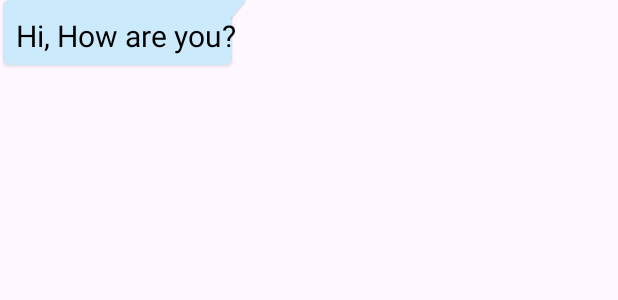
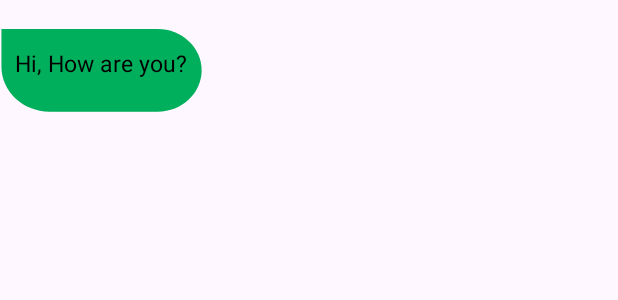
Before and after one commit to Fciccare/Multi-Chat-LSO, an Android app: the layout message_layout.xml on its own in the app's theme, with its tools: preview values and no code run, on a phone screen of 412 x 824 dp. Shown: the top 300 px of the screen. Run offline under Robolectric (Android 15) with nearby library versions, the phone set to English and light mode, and no system bars.

Commit message:
More improvment of chat

```diff
--- /dev/null
+++ b/Client-Android/app/src/main/res/drawable/bubble_left.xml
@@ -0,0 +1,9 @@
+<vector xmlns:android="http://schemas.android.com/apk/res/android"
+    android:width="126dp"
+    android:height="65dp"
+    android:viewportWidth="126"
+    android:viewportHeight="65">
+  <path
+      android:pathData="M0.88,3.27H98.31C113.48,3.27 125.78,15.57 125.78,30.74V30.74C125.78,45.91 113.48,58.21 98.31,58.21H30.82C14.29,58.21 0.88,44.8 0.88,28.27V3.27Z"
+      android:fillColor="#00AF5B"/>
+</vector>
--- a/Client-Android/app/src/main/res/drawable/incoming_message_bubble.xml
+++ b/Client-Android/app/src/main/res/drawable/incoming_message_bubble.xml
@@ -93,13 +93,13 @@
             android:toDegrees="0">
             <shape android:shape="rectangle">
                 <corners android:radius="4dp"/>
-                <solid android:color="@color/purple_200" />
+                <solid android:color="#2196F3" />
             </shape>
         </rotate>
     </item>
     <item android:left="8dp">
         <shape android:shape="rectangle">
-            <solid android:color="@color/purple_200" />
+            <solid android:color="#2196F3" />
             <corners android:radius="8dp" />
         </shape>
     </item>
--- a/Client-Android/app/src/main/res/drawable/outgoing_message_bubble.xml
+++ b/Client-Android/app/src/main/res/drawable/outgoing_message_bubble.xml
@@ -1,34 +1,5 @@
 <?xml version="1.0" encoding="utf-8"?>
 <layer-list xmlns:android="http://schemas.android.com/apk/res/android">
-
-    <!--Shadow Layer-->
-
-    <item>
-        <rotate
-            android:fromDegrees="40"
-            android:pivotX="100%"
-            android:pivotY="0%"
-            android:toDegrees="0">
-            <shape android:shape="rectangle">
-                <corners android:radius="4dp" />
-                <padding
-                    android:bottom="1px"
-                    android:left="1px"
-                    android:right="1px" />
-                <solid android:color="#01000000" />
-            </shape>
-        </rotate>
-    </item>
-    <item android:right="10dp">
-        <shape android:shape="rectangle">
-            <corners android:radius="4dp" />
-            <padding
-                android:bottom="1px"
-                android:left="1px"
-                android:right="1px" />
-            <solid android:color="#01000000" />
-        </shape>
-    </item>
 
     <!--===============-->
 
@@ -94,13 +65,13 @@
             android:pivotY="0%"
             android:toDegrees="0">
             <shape android:shape="rectangle">
-                <solid android:color="#CBEBFC" />
+                <solid android:color="#4CAF50" />
             </shape>
         </rotate>
     </item>
     <item android:right="10dp">
         <shape android:shape="rectangle">
-            <solid android:color="#CBEBFC" />
+            <solid android:color="#4CAF50" />
             <corners android:radius="4dp" />
         </shape>
     </item>
--- a/Client-Android/app/src/main/res/layout/message_layout.xml
+++ b/Client-Android/app/src/main/res/layout/message_layout.xml
@@ -1,29 +1,42 @@
 <?xml version="1.0" encoding="utf-8"?>
-<androidx.constraintlayout.widget.ConstraintLayout xmlns:android="http://schemas.android.com/apk/res/android"
+<RelativeLayout xmlns:android="http://schemas.android.com/apk/res/android"
     xmlns:tools="http://schemas.android.com/tools"
     android:layout_width="wrap_content"
     android:layout_height="wrap_content"
     xmlns:app="http://schemas.android.com/apk/res-auto">
 
+
     <TextView
         android:id="@+id/textMessage"
         android:layout_width="wrap_content"
         android:layout_height="wrap_content"
-        android:background="@drawable/outgoing_message_bubble"
-        android:gravity="bottom|right"
-        android:lineSpacingExtra="2dp"
+        android:layout_marginTop="16dp"
+        android:background="@drawable/bubble_left"
         android:paddingStart="10dp"
-        android:paddingTop="10dp"
+        android:paddingTop="15dp"
         android:paddingEnd="10dp"
         android:paddingBottom="10dp"
         android:text="Hi, How are you?"
         android:textColor="@color/black"
-        android:textSize="20sp"
-        app:layout_constraintBottom_toBottomOf="parent"
-        app:layout_constraintEnd_toEndOf="parent"
-        app:layout_constraintWidth_max="wrap"
-        app:layout_constraintWidth_percent="0.8" />
+        android:textSize="15.5sp"
+        android:layout_alignParentStart="true"
+        android:layout_alignParentTop="true"/>
+
+    <!--TextView
+        android:id="@+id/textMessage2"
+        android:layout_width="wrap_content"
+        android:layout_height="wrap_content"
+        android:layout_alignParentEnd="true"
+        android:layout_alignParentTop="true"
+        android:layout_marginTop="16dp"
+        android:background="@drawable/outgoing_message_bubble"
+        android:paddingStart="20dp"
+        android:paddingTop="4dp"
+        android:paddingEnd="10dp"
+        android:paddingBottom="10dp"
+        android:text="Hi, How are you?"
+        android:textColor="@color/black"
+        android:textSize="13.5sp" /-->
 
 
-
-</androidx.constraintlayout.widget.ConstraintLayout>
+</RelativeLayout>
```
Also changed, not shown: Client-Android/app/src/main/java/com/example/multichatlso/Model/RecyclerMessageAdapter.java (+50 -14 lines), Client-Android/app/src/main/java/com/example/multichatlso/Model/Server.java (+14 -4 lines), Client-Android/app/src/main/java/com/example/multichatlso/View/HomepageFragment.java (+12 -7 lines), Client-Android/app/src/main/java/com/example/multichatlso/View/LoginActivity.java (+5 -3 lines), Client-Android/app/src/main/res/drawable/bubble_right.xml (added, +9 -0 lines), Client-Android/app/src/main/res/layout/message_layout_2.xml (added, +25 -0 lines).
